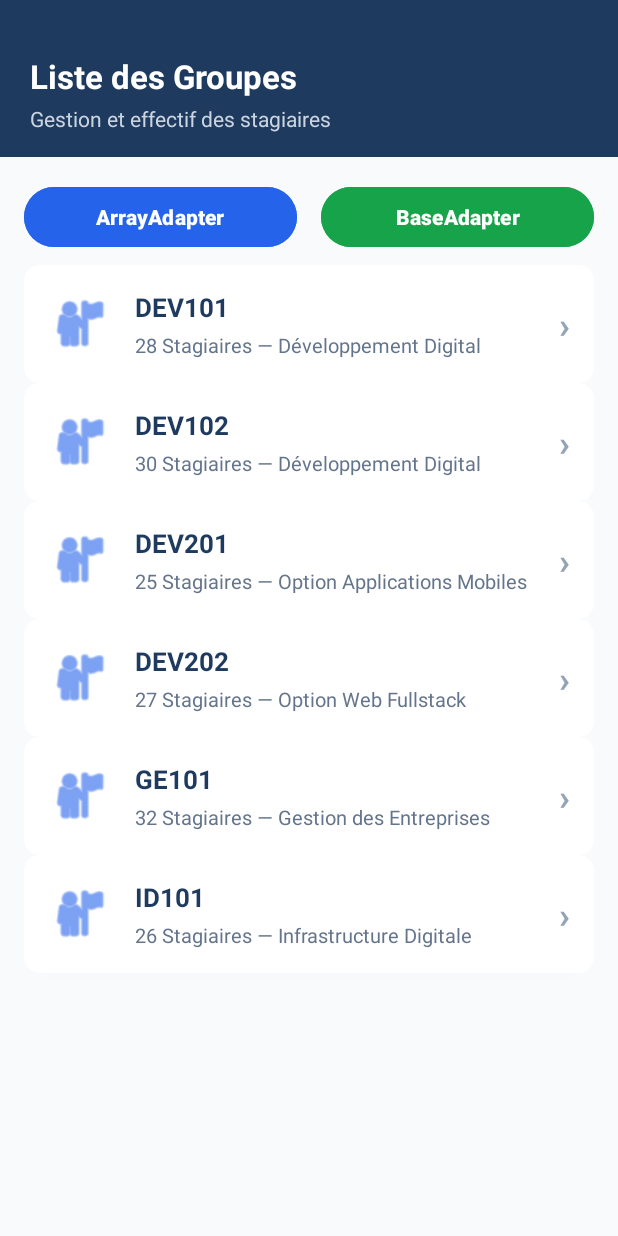
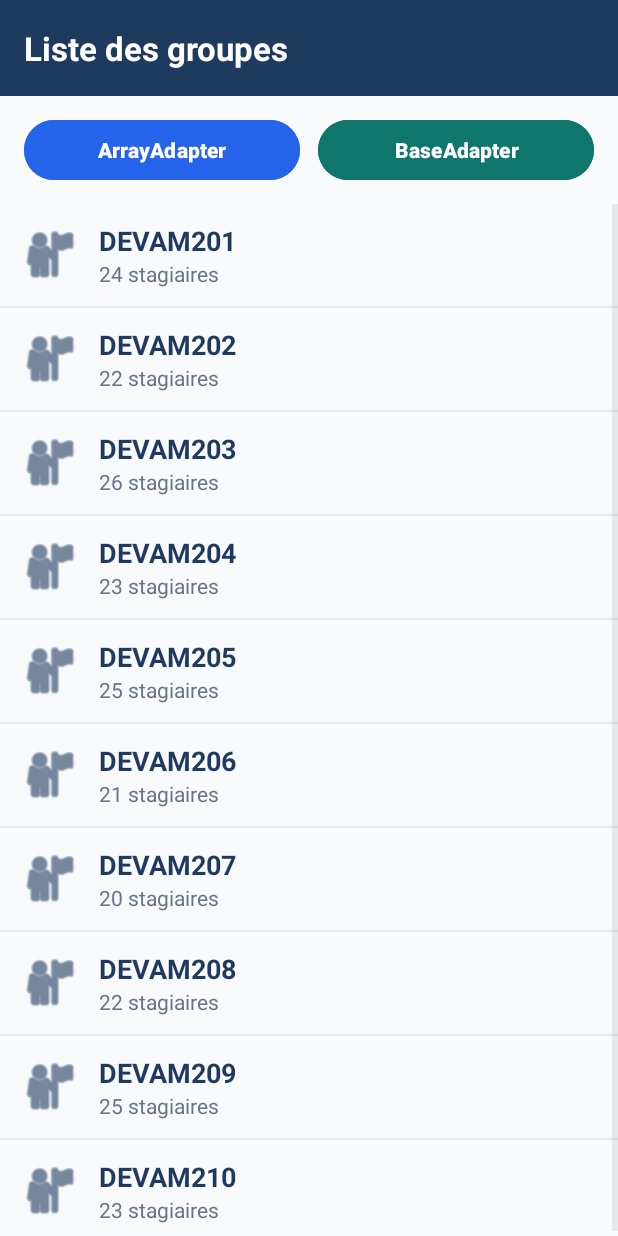
Before and after one commit to Mohamed22-Dev/PresenceManager, an Android app: the GroupesActivity screen opened directly, with no data from a screen before it, on a phone screen of 412 x 824 dp. Run offline under Robolectric (Android 15) with nearby library versions, the phone set to English and light mode, and no system bars.

Commit message:
TP05: Fully implement ListView, Groupe model, GroupeAdapter, ArrayAdapter vs BaseAdapter modes and update README

```diff
--- /dev/null
+++ b/app/src/main/java/com/example/prsencemanager/Groupe.kt
@@ -0,0 +1,3 @@
+package com.example.prsencemanager
+
+data class Groupe(val nom: String, val effectif: Int)
--- /dev/null
+++ b/app/src/main/java/com/example/prsencemanager/GroupeAdapter.kt
@@ -0,0 +1,47 @@
+package com.example.prsencemanager
+
+import android.content.Context
+import android.view.LayoutInflater
+import android.view.View
+import android.view.ViewGroup
+import android.widget.BaseAdapter
+import android.widget.TextView
+
+class GroupeAdapter(
+    private val context: Context,
+    private val groupes: List<Groupe>
+) : BaseAdapter() {
+
+    override fun getCount(): Int = groupes.size
+    override fun getItem(position: Int): Groupe = groupes[position]
+    override fun getItemId(position: Int): Long = position.toLong()
+
+    // Patron ViewHolder pour mémoriser les références aux TextView
+    private class ViewHolder(val nom: TextView, val effectif: TextView)
+
+    override fun getView(position: Int, convertView: View?, parent: ViewGroup): View {
+        val row: View
+        val holder: ViewHolder
+
+        // 1. Recyclage de la vue avec convertView
+        if (convertView == null) {
+            row = LayoutInflater.from(context)
+                .inflate(R.layout.item_groupe, parent, false)
+            holder = ViewHolder(
+                row.findViewById(R.id.txtNomGroupe),
+                row.findViewById(R.id.txtEffectif)
+            )
+            row.tag = holder
+        } else {
+            row = convertView
+            holder = row.tag as ViewHolder
+        }
+
+        // 2. Remplissage des données
+        val groupe = getItem(position)
+        holder.nom.text = groupe.nom
+        holder.effectif.text = "${groupe.effectif} stagiaires"
+
+        return row
+    }
+}
--- a/app/src/main/java/com/example/prsencemanager/GroupesActivity.kt
+++ b/app/src/main/java/com/example/prsencemanager/GroupesActivity.kt
@@ -1,89 +1,88 @@
 package com.example.prsencemanager
 
 import android.os.Bundle
-import android.view.LayoutInflater
-import android.view.View
-import android.view.ViewGroup
 import android.widget.ArrayAdapter
-import android.widget.BaseAdapter
 import android.widget.Button
 import android.widget.ListView
-import android.widget.TextView
 import android.widget.Toast
+import androidx.appcompat.app.AlertDialog
 import androidx.appcompat.app.AppCompatActivity
 
-data class GroupeItem(val nom: String, val effectif: String)
+class GroupesActivity : AppCompatActivity() {
 
-class GroupesActivity : AppCompatActivity() {
+    private lateinit var lvGroupes: ListView
 
     override fun onCreate(savedInstanceState: Bundle?) {
         super.onCreate(savedInstanceState)
         setContentView(R.layout.activity_groupes)
 
-        val groupes = listOf(
-            GroupeItem("DEV101", "28 Stagiaires — Développement Digital"),
-            GroupeItem("DEV102", "30 Stagiaires — Développement Digital"),
-            GroupeItem("DEV201", "25 Stagiaires — Option Applications Mobiles"),
-            GroupeItem("DEV202", "27 Stagiaires — Option Web Fullstack"),
-            GroupeItem("GE101", "32 Stagiaires — Gestion des Entreprises"),
-            GroupeItem("ID101", "26 Stagiaires — Infrastructure Digitale")
-        )
-
-        val listView = findViewById<ListView>(R.id.listGroupes)
+        lvGroupes = findViewById(R.id.lvGroupes)
         val btnArrayAdapter = findViewById<Button>(R.id.btnArrayAdapter)
         val btnBaseAdapter = findViewById<Button>(R.id.btnBaseAdapter)
 
-        // 1. BaseAdapter personnalisé
-        val customBaseAdapter = object : BaseAdapter() {
-            override fun getCount(): Int = groupes.size
-            override fun getItem(position: Int): Any = groupes[position]
-            override fun getItemId(position: Int): Long = position.toLong()
-
-            override fun getView(position: Int, convertView: View?, parent: ViewGroup?): View {
-                val view = convertView ?: LayoutInflater.from(this@GroupesActivity)
-                    .inflate(R.layout.item_groupe, parent, false)
-
-                val groupe = groupes[position]
-                val txtNom = view.findViewById<TextView>(R.id.txtNomGroupe)
-                val txtInfo = view.findViewById<TextView>(R.id.txtInfoGroupe)
-
-                txtNom.text = groupe.nom
-                txtInfo.text = groupe.effectif
-
-                return view
-            }
+        // Clic sur le bouton ArrayAdapter -> Appel de la méthode 1
+        btnArrayAdapter.setOnClickListener {
+            afficherAvecArrayAdapter()
         }
 
-        // 2. ArrayAdapter simple
-        val arrayAdapter = ArrayAdapter(
-            this,
-            android.R.layout.simple_list_item_2,
-            android.R.id.text1,
-            groupes.map { "${it.nom}\n${it.effectif}" }
+        // Clic sur le bouton BaseAdapter -> Appel de la méthode 2
+        btnBaseAdapter.setOnClickListener {
+            afficherAvecBaseAdapter()
+        }
+
+        // Affichage initial par défaut avec BaseAdapter
+        afficherAvecBaseAdapter()
+    }
+
+    // MÉTHODE 1 : ARRAYADAPTER (Liste simple)
+    fun afficherAvecArrayAdapter() {
+        val groupes = arrayOf(
+            "DEVAM201", "DEVAM202", "DEVAM203",
+            "DEVAM204", "DEVAM205", "DEVAM206",
+            "DEVAM207", "DEVAM208", "DEVAM209", "DEVAM210"
         )
 
-        // Affichage par défaut avec BaseAdapter
-        listView.adapter = customBaseAdapter
+        val adapter = ArrayAdapter(
+            this,
+            android.R.layout.simple_list_item_1,
+            groupes
+        )
+        lvGroupes.adapter = adapter
 
-        // Clic sur le bouton Bleu (ArrayAdapter)
-        btnArrayAdapter.setOnClickListener {
-            listView.adapter = arrayAdapter
-            Toast.makeText(this, "Affichage activé avec : ArrayAdapter", Toast.LENGTH_SHORT).show()
-        }
-
-        // Clic sur le bouton Vert (BaseAdapter)
-        btnBaseAdapter.setOnClickListener {
-            listView.adapter = customBaseAdapter
-            Toast.makeText(this, "Affichage activé avec : BaseAdapter", Toast.LENGTH_SHORT).show()
-        }
-
-        listView.setOnItemClickListener { _, _, position, _ ->
-            val groupeSelectionne = groupes[position]
+        lvGroupes.setOnItemClickListener { _, _, position, _ ->
             Toast.makeText(
                 this,
-                "Groupe ${groupeSelectionne.nom} sélectionné (${groupeSelectionne.effectif})",
+                groupes[position],
                 Toast.LENGTH_SHORT
             ).show()
         }
     }
+
+    // MÉTHODE 2 : BASEADAPTER (Liste personnalisée avec ViewHolder)
+    fun afficherAvecBaseAdapter() {
+        val groupes = listOf(
+            Groupe("DEVAM201", 24),
+            Groupe("DEVAM202", 22),
+            Groupe("DEVAM203", 26),
+            Groupe("DEVAM204", 23),
+            Groupe("DEVAM205", 25),
+            Groupe("DEVAM206", 21),
+            Groupe("DEVAM207", 20),
+            Groupe("DEVAM208", 22),
+            Groupe("DEVAM209", 25),
+            Groupe("DEVAM210", 23)
+        )
+
+        val adapter = GroupeAdapter(this, groupes)
+        lvGroupes.adapter = adapter
+
+        lvGroupes.setOnItemClickListener { _, _, position, _ ->
+            val groupe = adapter.getItem(position)
+            AlertDialog.Builder(this)
+                .setTitle(groupe.nom)
+                .setMessage("Effectif : ${groupe.effectif} stagiaires")
+                .setPositiveButton("OK", null)
+                .show()
+        }
+    }
 }
--- a/app/src/main/res/layout/activity_groupes.xml
+++ b/app/src/main/res/layout/activity_groupes.xml
@@ -1,64 +1,44 @@
 <?xml version="1.0" encoding="utf-8"?>
 <LinearLayout xmlns:android="http://schemas.android.com/apk/res/android"
-    android:id="@+id/main"
     android:layout_width="match_parent"
     android:layout_height="match_parent"
     android:orientation="vertical"
     android:background="#F8FAFC">
 
-    <!-- Header Bar -->
-    <RelativeLayout
-        android:id="@+id/headerGroupes"
+    <!-- En-tête -->
+    <TextView
         android:layout_width="match_parent"
-        android:layout_height="wrap_content"
+        android:layout_height="64dp"
         android:background="#1E3A5F"
-        android:paddingStart="20dp"
-        android:paddingEnd="20dp"
-        android:paddingTop="36dp"
-        android:paddingBottom="16dp">
+        android:gravity="center_vertical"
+        android:paddingStart="16dp"
+        android:paddingEnd="16dp"
+        android:text="Liste des groupes"
+        android:textColor="#FFFFFF"
+        android:textSize="22sp"
+        android:textStyle="bold" />
 
-        <TextView
-            android:id="@+id/txtTitreGroupes"
-            android:layout_width="wrap_content"
-            android:layout_height="wrap_content"
-            android:text="Liste des Groupes"
-            android:textSize="22sp"
-            android:textStyle="bold"
-            android:textColor="#FFFFFF"/>
-
-        <TextView
-            android:id="@+id/txtSousTitreGroupes"
-            android:layout_width="wrap_content"
-            android:layout_height="wrap_content"
-            android:layout_below="@id/txtTitreGroupes"
-            android:layout_marginTop="4dp"
-            android:text="Gestion et effectif des stagiaires"
-            android:textSize="14sp"
-            android:textColor="#CBD5E1"/>
-
-    </RelativeLayout>
-
-    <!-- Buttons Bar: ArrayAdapter (Blue) & BaseAdapter (Green) -->
+    <!-- Barre de bascule entre les deux adaptateurs -->
     <LinearLayout
-        android:id="@+id/layoutAdapterButtons"
+        android:id="@+id/layoutChoixAdapter"
         android:layout_width="match_parent"
         android:layout_height="wrap_content"
         android:orientation="horizontal"
         android:paddingStart="16dp"
         android:paddingEnd="16dp"
-        android:paddingTop="16dp"
-        android:paddingBottom="8dp">
+        android:paddingTop="12dp"
+        android:paddingBottom="12dp">
 
         <Button
             android:id="@+id/btnArrayAdapter"
             android:layout_width="0dp"
             android:layout_height="48dp"
             android:layout_weight="1"
-            android:layout_marginEnd="8dp"
+            android:layout_marginEnd="6dp"
             android:text="ArrayAdapter"
+            android:textAllCaps="false"
+            android:textStyle="bold"
             android:textColor="#FFFFFF"
-            android:textSize="14sp"
-            android:textStyle="bold"
             android:backgroundTint="#2563EB" />
 
         <Button
@@ -66,25 +46,21 @@
             android:layout_width="0dp"
             android:layout_height="48dp"
             android:layout_weight="1"
-            android:layout_marginStart="8dp"
+            android:layout_marginStart="6dp"
             android:text="BaseAdapter"
+            android:textAllCaps="false"
+            android:textStyle="bold"
             android:textColor="#FFFFFF"
-            android:textSize="14sp"
-            android:textStyle="bold"
-            android:backgroundTint="#16A34A" />
-
+            android:backgroundTint="#0F766E" />
     </LinearLayout>
 
-    <!-- ListView for Groups -->
+    <!-- ListView recevant alternativement les deux adaptateurs -->
     <ListView
-        android:id="@+id/listGroupes"
+        android:id="@+id/lvGroupes"
         android:layout_width="match_parent"
         android:layout_height="0dp"
         android:layout_weight="1"
-        android:paddingStart="16dp"
-        android:paddingEnd="16dp"
-        android:paddingBottom="16dp"
-        android:divider="@null"
-        android:clipToPadding="false"/>
+        android:divider="#E2E8F0"
+        android:dividerHeight="1dp" />
 
 </LinearLayout>
--- a/app/src/main/res/layout/item_groupe.xml
+++ b/app/src/main/res/layout/item_groupe.xml
@@ -1,62 +1,40 @@
 <?xml version="1.0" encoding="utf-8"?>
-<androidx.cardview.widget.CardView xmlns:android="http://schemas.android.com/apk/res/android"
+<LinearLayout xmlns:android="http://schemas.android.com/apk/res/android"
     xmlns:app="http://schemas.android.com/apk/res-auto"
     android:layout_width="match_parent"
     android:layout_height="wrap_content"
-    android:layout_marginBottom="10dp"
-    app:cardCornerRadius="10dp"
-    app:cardElevation="2dp"
-    app:cardBackgroundColor="#FFFFFF">
-
-    <LinearLayout
-        android:layout_width="match_parent"
-        android:layout_height="wrap_content"
     android:orientation="horizontal"
-        android:padding="16dp"
-        android:gravity="center_vertical">
+    android:gravity="center_vertical"
+    android:minHeight="68dp"
+    android:padding="12dp">
 
     <ImageView
         android:layout_width="42dp"
         android:layout_height="42dp"
         android:src="@android:drawable/ic_menu_myplaces"
-            app:tint="#2563EB"
-            android:contentDescription="Groupe"/>
+        android:contentDescription="Groupe"
+        app:tint="#1E3A5F" />
 
     <LinearLayout
         android:layout_width="0dp"
         android:layout_height="wrap_content"
         android:layout_weight="1"
-            android:orientation="vertical"
-            android:layout_marginStart="16dp">
+        android:layout_marginStart="12dp"
+        android:orientation="vertical">
 
         <TextView
             android:id="@+id/txtNomGroupe"
-                android:layout_width="wrap_content"
+            android:layout_width="match_parent"
             android:layout_height="wrap_content"
-                android:text="Groupe"
-                android:textSize="17sp"
-                android:textStyle="bold"
-                android:textColor="#1E3A5F"/>
+            android:textSize="18sp"
+            android:textColor="#1E3A5F"
+            android:textStyle="bold" />
 
         <TextView
-                android:id="@+id/txtInfoGroupe"
-                android:layout_width="wrap_content"
+            android:id="@+id/txtEffectif"
+            android:layout_width="match_parent"
             android:layout_height="wrap_content"
-                android:layout_marginTop="4dp"
-                android:text="Stagiaires"
-                android:textSize="13sp"
-                android:textColor="#64748B"/>
-
+            android:textSize="14sp"
+            android:textColor="#64748B" />
     </LinearLayout>
-
-        <TextView
-            android:layout_width="wrap_content"
-            android:layout_height="wrap_content"
-            android:text="›"
-            android:textSize="24sp"
-            android:textStyle="bold"
-            android:textColor="#94A3B8"/>
-
 </LinearLayout>
-
-</androidx.cardview.widget.CardView>
```
Also changed, not shown: 5 other files. Lines whose indentation alone changed are shown as unchanged.
